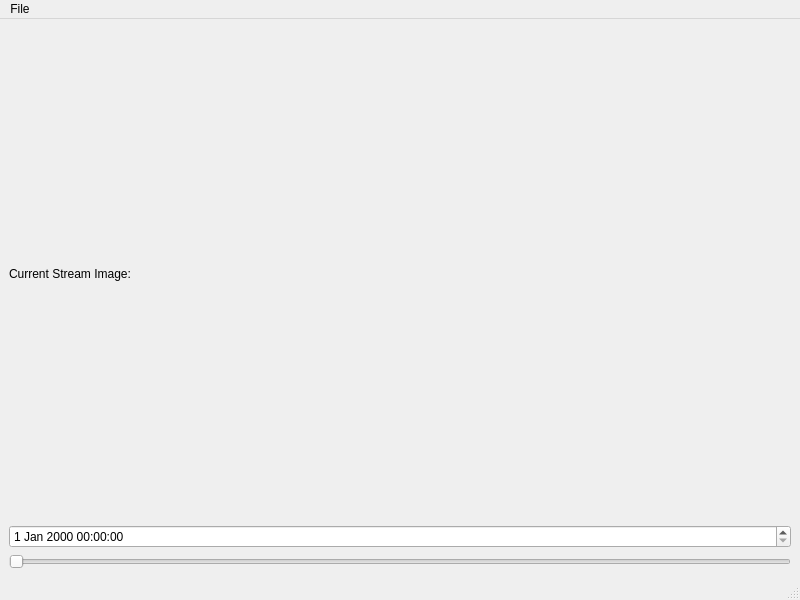
Qt form src/qtgui/streamviewerwindow.ui (h2r/ein) before a commit.
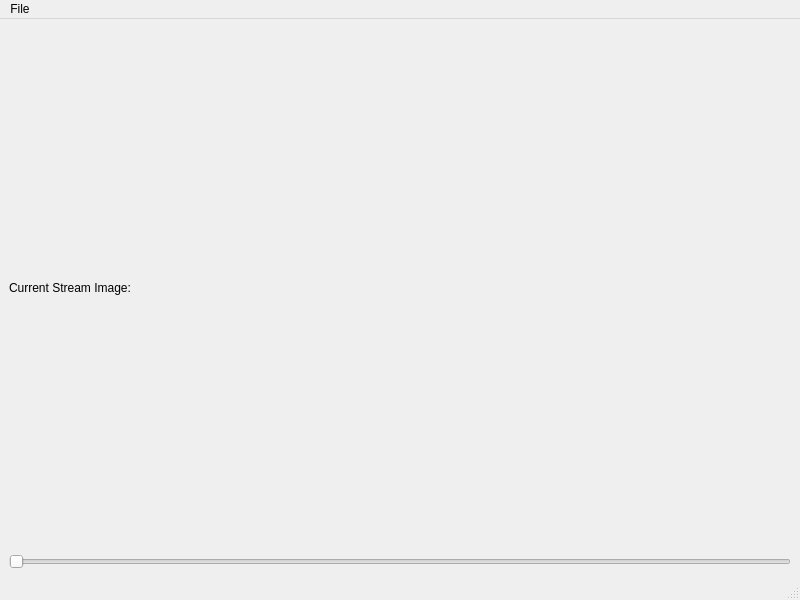
The same form after that commit.

Commit message: stream buffer window works

The edit to the form file:
```diff
--- a/src/qtgui/streamviewerwindow.ui
+++ b/src/qtgui/streamviewerwindow.ui
@@ -22,9 +22,6 @@
       </property>
      </widget>
     </item>
-    <item row="1" column="0">
-     <widget class="QDateTimeEdit" name="dateTimeEdit"/>
-    </item>
     <item row="0" column="0">
      <widget class="QFrame" name="streamFrame">
       <property name="frameShape">
```
Left out of the diff: 7 changed lines with no effect on the pictures. The commit also changes 3 other files.
